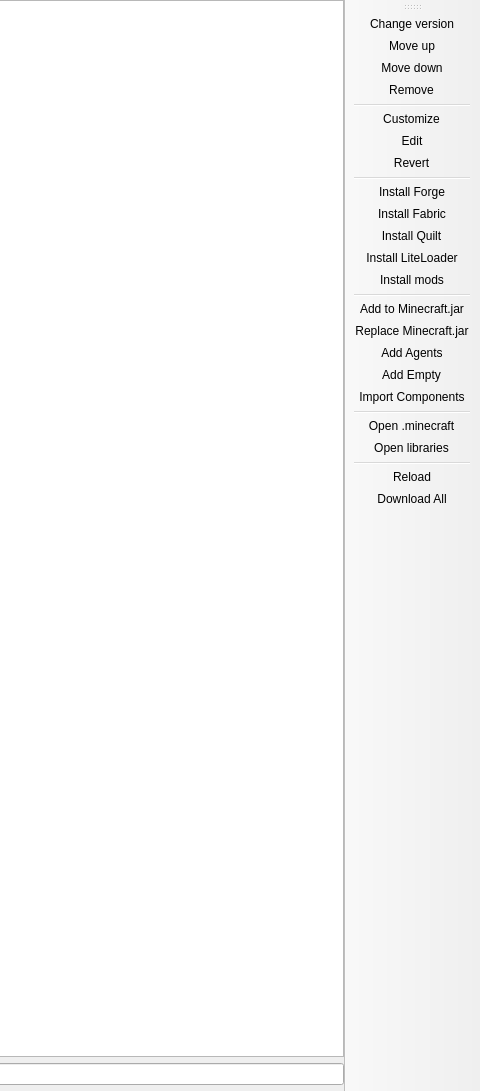
FreesmTeam/FreesmLauncher, file launcher/ui/pages/instance/VersionPage.ui: the form before one commit; both pictures show x 481 to 961 and y 0 to 1091 of the 961 by 1091 pixel window.
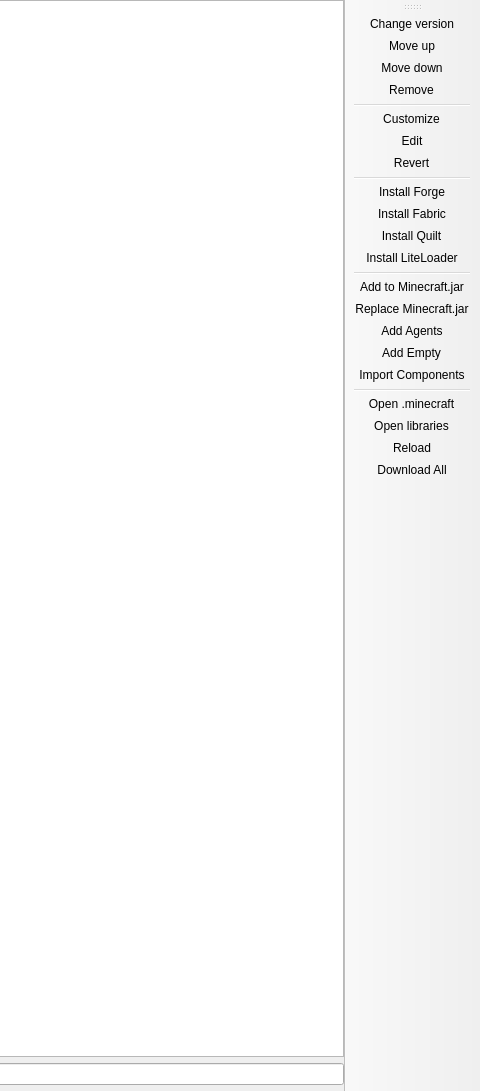
The form after the commit. Custom widgets are drawn as their Qt base class.

Patch:
```diff
--- a/launcher/ui/pages/instance/VersionPage.ui
+++ b/launcher/ui/pages/instance/VersionPage.ui
@@ -102,7 +102,6 @@
    <addaction name="actionInstall_Fabric"/>
    <addaction name="actionInstall_Quilt"/>
    <addaction name="actionInstall_LiteLoader"/>
-   <addaction name="actionInstall_mods"/>
    <addaction name="separator"/>
    <addaction name="actionAdd_to_Minecraft_jar"/>
    <addaction name="actionReplace_Minecraft_jar"/>
@@ -112,7 +111,6 @@
    <addaction name="separator"/>
    <addaction name="actionMinecraftFolder"/>
    <addaction name="actionLibrariesFolder"/>
-   <addaction name="separator"/>
    <addaction name="actionReload"/>
    <addaction name="actionDownload_All"/>
   </widget>
@@ -204,14 +202,6 @@
     <string>Install the LiteLoader package.</string>
    </property>
   </action>
-  <action name="actionInstall_mods">
-   <property name="text">
-    <string>Install mods</string>
-   </property>
-   <property name="toolTip">
-    <string>Install normal mods.</string>
-   </property>
-  </action>
   <action name="actionAdd_to_Minecraft_jar">
    <property name="text">
     <string>Add to Minecraft.jar</string>
```
